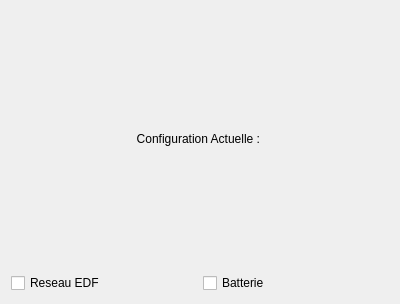
Scraptical/Projet_Solaire, file UartTest_v3/switch.ui: the form before one commit.
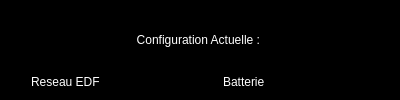
The form after the commit.

Commit message: color and powergauge

Patch:
```diff
--- a/UartTest_v3/switch.ui
+++ b/UartTest_v3/switch.ui
@@ -7,15 +7,223 @@
     <x>0</x>
     <y>0</y>
     <width>400</width>
-    <height>304</height>
+    <height>100</height>
    </rect>
   </property>
   <property name="windowTitle">
    <string>Dialog</string>
   </property>
+  <property name="styleSheet">
+   <string notr="true">background-color: rgb(0,0,0);
+border-color: rgb(0, 0, 0);
+</string>
+  </property>
   <layout class="QGridLayout" name="gridLayout">
    <item row="1" column="0">
     <widget class="QCheckBox" name="checkBox">
+     <property name="palette">
+      <palette>
+       <active>
+        <colorrole role="WindowText">
+         <brush brushstyle="SolidPattern">
+          <color alpha="255">
+           <red>255</red>
+           <green>255</green>
+           <blue>255</blue>
+          </color>
+         </brush>
+        </colorrole>
+        <colorrole role="Button">
+         <brush brushstyle="SolidPattern">
+          <color alpha="255">
+           <red>0</red>
+           <green>0</green>
+           <blue>0</blue>
+          </color>
+         </brush>
+        </colorrole>
+        <colorrole role="Text">
+         <brush brushstyle="SolidPattern">
+          <color alpha="255">
+           <red>255</red>
+           <green>255</green>
+           <blue>255</blue>
+          </color>
+         </brush>
+        </colorrole>
+        <colorrole role="ButtonText">
+         <brush brushstyle="SolidPattern">
+          <color alpha="255">
+           <red>255</red>
+           <green>255</green>
+           <blue>255</blue>
+          </color>
+         </brush>
+        </colorrole>
+        <colorrole role="Base">
+         <brush brushstyle="SolidPattern">
+          <color alpha="255">
+           <red>0</red>
+           <green>0</green>
+           <blue>0</blue>
+          </color>
+         </brush>
+        </colorrole>
+        <colorrole role="Window">
+         <brush brushstyle="SolidPattern">
+          <color alpha="255">
+           <red>0</red>
+           <green>0</green>
+           <blue>0</blue>
+          </color>
+         </brush>
+        </colorrole>
+        <colorrole role="PlaceholderText">
+         <brush brushstyle="SolidPattern">
+          <color alpha="128">
+           <red>255</red>
+           <green>255</green>
+           <blue>255</blue>
+          </color>
+         </brush>
+        </colorrole>
+       </active>
+       <inactive>
+        <colorrole role="WindowText">
+         <brush brushstyle="SolidPattern">
+          <color alpha="255">
+           <red>255</red>
+           <green>255</green>
+           <blue>255</blue>
+          </color>
+         </brush>
+        </colorrole>
+        <colorrole role="Button">
+         <brush brushstyle="SolidPattern">
+          <color alpha="255">
+           <red>0</red>
+           <green>0</green>
+           <blue>0</blue>
+          </color>
+         </brush>
+        </colorrole>
+        <colorrole role="Text">
+         <brush brushstyle="SolidPattern">
+          <color alpha="255">
+           <red>255</red>
+           <green>255</green>
+           <blue>255</blue>
+          </color>
+         </brush>
+        </colorrole>
+        <colorrole role="ButtonText">
+         <brush brushstyle="SolidPattern">
+          <color alpha="255">
+           <red>255</red>
+           <green>255</green>
+           <blue>255</blue>
+          </color>
+         </brush>
+        </colorrole>
+        <colorrole role="Base">
+         <brush brushstyle="SolidPattern">
+          <color alpha="255">
+           <red>0</red>
+           <green>0</green>
+           <blue>0</blue>
+          </color>
+         </brush>
+        </colorrole>
+        <colorrole role="Window">
+         <brush brushstyle="SolidPattern">
+          <color alpha="255">
+           <red>0</red>
+           <green>0</green>
+           <blue>0</blue>
+          </color>
+         </brush>
+        </colorrole>
+        <colorrole role="PlaceholderText">
+         <brush brushstyle="SolidPattern">
+          <color alpha="128">
+           <red>255</red>
+           <green>255</green>
+           <blue>255</blue>
+          </color>
+         </brush>
+        </colorrole>
+       </inactive>
+       <disabled>
+        <colorrole role="WindowText">
+         <brush brushstyle="SolidPattern">
+          <color alpha="255">
+           <red>255</red>
+           <green>255</green>
+           <blue>255</blue>
+          </color>
+         </brush>
+        </colorrole>
+        <colorrole role="Button">
+         <brush brushstyle="SolidPattern">
+          <color alpha="255">
+           <red>0</red>
+           <green>0</green>
+           <blue>0</blue>
+          </color>
+         </brush>
+        </colorrole>
+        <colorrole role="Text">
+         <brush brushstyle="SolidPattern">
+          <color alpha="255">
+           <red>255</red>
+           <green>255</green>
+           <blue>255</blue>
+          </color>
+         </brush>
+        </colorrole>
+        <colorrole role="ButtonText">
+         <brush brushstyle="SolidPattern">
+          <color alpha="255">
+           <red>255</red>
+           <green>255</green>
+           <blue>255</blue>
+          </color>
+         </brush>
+        </colorrole>
+        <colorrole role="Base">
+         <brush brushstyle="SolidPattern">
+          <color alpha="255">
+           <red>0</red>
+           <green>0</green>
+           <blue>0</blue>
+          </color>
+         </brush>
+        </colorrole>
+        <colorrole role="Window">
+         <brush brushstyle="SolidPattern">
+          <color alpha="255">
+           <red>0</red>
+           <green>0</green>
+           <blue>0</blue>
+          </color>
+         </brush>
+        </colorrole>
+        <colorrole role="PlaceholderText">
+         <brush brushstyle="SolidPattern">
+          <color alpha="128">
+           <red>255</red>
+           <green>255</green>
+           <blue>255</blue>
+          </color>
+         </brush>
+        </colorrole>
+       </disabled>
+      </palette>
+     </property>
+     <property name="styleSheet">
+      <string notr="true">color: rgb(255,255,255)
+</string>
+     </property>
      <property name="text">
       <string>Reseau EDF</string>
      </property>
@@ -30,6 +238,209 @@
    </item>
    <item row="0" column="0" colspan="2">
     <widget class="QLabel" name="label_3">
+     <property name="palette">
+      <palette>
+       <active>
+        <colorrole role="WindowText">
+         <brush brushstyle="SolidPattern">
+          <color alpha="255">
+           <red>255</red>
+           <green>255</green>
+           <blue>255</blue>
+          </color>
+         </brush>
+        </colorrole>
+        <colorrole role="Button">
+         <brush brushstyle="SolidPattern">
+          <color alpha="255">
+           <red>0</red>
+           <green>0</green>
+           <blue>0</blue>
+          </color>
+         </brush>
+        </colorrole>
+        <colorrole role="Text">
+         <brush brushstyle="SolidPattern">
+          <color alpha="255">
+           <red>255</red>
+           <green>255</green>
+           <blue>255</blue>
+          </color>
+         </brush>
+        </colorrole>
+        <colorrole role="ButtonText">
+         <brush brushstyle="SolidPattern">
+          <color alpha="255">
+           <red>255</red>
+           <green>255</green>
+           <blue>255</blue>
+          </color>
+         </brush>
+        </colorrole>
+        <colorrole role="Base">
+         <brush brushstyle="SolidPattern">
+          <color alpha="255">
+           <red>0</red>
+           <green>0</green>
+           <blue>0</blue>
+          </color>
+         </brush>
+        </colorrole>
+        <colorrole role="Window">
+         <brush brushstyle="SolidPattern">
+          <color alpha="255">
+           <red>0</red>
+           <green>0</green>
+           <blue>0</blue>
+          </color>
+         </brush>
+        </colorrole>
+        <colorrole role="PlaceholderText">
+         <brush brushstyle="SolidPattern">
+          <color alpha="128">
+           <red>255</red>
+           <green>255</green>
+           <blue>255</blue>
+          </color>
+         </brush>
+        </colorrole>
+       </active>
+       <inactive>
+        <colorrole role="WindowText">
+         <brush brushstyle="SolidPattern">
+          <color alpha="255">
+           <red>255</red>
+           <green>255</green>
+           <blue>255</blue>
+          </color>
+         </brush>
+        </colorrole>
+        <colorrole role="Button">
+         <brush brushstyle="SolidPattern">
+          <color alpha="255">
+           <red>0</red>
+           <green>0</green>
+           <blue>0</blue>
+          </color>
+         </brush>
+        </colorrole>
+        <colorrole role="Text">
+         <brush brushstyle="SolidPattern">
+          <color alpha="255">
+           <red>255</red>
+           <green>255</green>
+           <blue>255</blue>
+          </color>
+         </brush>
+        </colorrole>
+        <colorrole role="ButtonText">
+         <brush brushstyle="SolidPattern">
+          <color alpha="255">
+           <red>255</red>
+           <green>255</green>
+           <blue>255</blue>
+          </color>
+         </brush>
+        </colorrole>
+        <colorrole role="Base">
+         <brush brushstyle="SolidPattern">
+          <color alpha="255">
+           <red>0</red>
+           <green>0</green>
+           <blue>0</blue>
+          </color>
+         </brush>
+        </colorrole>
+        <colorrole role="Window">
+         <brush brushstyle="SolidPattern">
+          <color alpha="255">
+           <red>0</red>
+           <green>0</green>
+           <blue>0</blue>
+          </color>
+         </brush>
+        </colorrole>
+        <colorrole role="PlaceholderText">
+         <brush brushstyle="SolidPattern">
+          <color alpha="128">
+           <red>255</red>
+           <green>255</green>
+           <blue>255</blue>
+          </color>
+         </brush>
+        </colorrole>
+       </inactive>
+       <disabled>
+        <colorrole role="WindowText">
+         <brush brushstyle="SolidPattern">
+          <color alpha="255">
+           <red>255</red>
+           <green>255</green>
+           <blue>255</blue>
+          </color>
+         </brush>
+        </colorrole>
+        <colorrole role="Button">
+         <brush brushstyle="SolidPattern">
+          <color alpha="255">
+           <red>0</red>
+           <green>0</green>
+           <blue>0</blue>
+          </color>
+         </brush>
+        </colorrole>
+        <colorrole role="Text">
+         <brush brushstyle="SolidPattern">
+          <color alpha="255">
+           <red>255</red>
+           <green>255</green>
+           <blue>255</blue>
+          </color>
+         </brush>
+        </colorrole>
+        <colorrole role="ButtonText">
+         <brush brushstyle="SolidPattern">
+          <color alpha="255">
+           <red>255</red>
+           <green>255</green>
+           <blue>255</blue>
+          </color>
+         </brush>
+        </colorrole>
+        <colorrole role="Base">
+         <brush brushstyle="SolidPattern">
+          <color alpha="255">
+           <red>0</red>
+           <green>0</green>
+           <blue>0</blue>
+          </color>
+         </brush>
+        </colorrole>
+        <colorrole role="Window">
+         <brush brushstyle="SolidPattern">
+          <color alpha="255">
+           <red>0</red>
+           <green>0</green>
+           <blue>0</blue>
+          </color>
+         </brush>
+        </colorrole>
+        <colorrole role="PlaceholderText">
+         <brush brushstyle="SolidPattern">
+          <color alpha="128">
+           <red>255</red>
+           <green>255</green>
+           <blue>255</blue>
+          </color>
+         </brush>
+        </colorrole>
+       </disabled>
+      </palette>
+     </property>
+     <property name="styleSheet">
+      <string notr="true">color: rgb(255,255,255);
+font: 20pt &quot;Sans Serif&quot;;</string>
+     </property>
      <property name="text">
       <string>Configuration Actuelle : </string>
      </property>
@@ -38,6 +449,217 @@
      </property>
     </widget>
    </item>
+   <item row="1" column="1">
+    <widget class="QCheckBox" name="checkBox_2">
+     <property name="palette">
+      <palette>
+       <active>
+        <colorrole role="WindowText">
+         <brush brushstyle="SolidPattern">
+          <color alpha="255">
+           <red>255</red>
+           <green>255</green>
+           <blue>255</blue>
+          </color>
+         </brush>
+        </colorrole>
+        <colorrole role="Button">
+         <brush brushstyle="SolidPattern">
+          <color alpha="255">
+           <red>0</red>
+           <green>0</green>
+           <blue>0</blue>
+          </color>
+         </brush>
+        </colorrole>
+        <colorrole role="Text">
+         <brush brushstyle="SolidPattern">
+          <color alpha="255">
+           <red>255</red>
+           <green>255</green>
+           <blue>255</blue>
+          </color>
+         </brush>
+        </colorrole>
+        <colorrole role="ButtonText">
+         <brush brushstyle="SolidPattern">
+          <color alpha="255">
+           <red>255</red>
+           <green>255</green>
+           <blue>255</blue>
+          </color>
+         </brush>
+        </colorrole>
+        <colorrole role="Base">
+         <brush brushstyle="SolidPattern">
+          <color alpha="255">
+           <red>0</red>
+           <green>0</green>
+           <blue>0</blue>
+          </color>
+         </brush>
+        </colorrole>
+        <colorrole role="Window">
+         <brush brushstyle="SolidPattern">
+          <color alpha="255">
+           <red>0</red>
+           <green>0</green>
+           <blue>0</blue>
+          </color>
+         </brush>
+        </colorrole>
+        <colorrole role="PlaceholderText">
+         <brush brushstyle="SolidPattern">
+          <color alpha="128">
+           <red>255</red>
+           <green>255</green>
+           <blue>255</blue>
+          </color>
+         </brush>
+        </colorrole>
+       </active>
+       <inactive>
+        <colorrole role="WindowText">
+         <brush brushstyle="SolidPattern">
+          <color alpha="255">
+           <red>255</red>
+           <green>255</green>
+           <blue>255</blue>
+          </color>
+         </brush>
+        </colorrole>
+        <colorrole role="Button">
+         <brush brushstyle="SolidPattern">
+          <color alpha="255">
+           <red>0</red>
+           <green>0</green>
+           <blue>0</blue>
+          </color>
+         </brush>
+        </colorrole>
+        <colorrole role="Text">
+         <brush brushstyle="SolidPattern">
+          <color alpha="255">
+           <red>255</red>
+           <green>255</green>
+           <blue>255</blue>
+          </color>
+         </brush>
+        </colorrole>
+        <colorrole role="ButtonText">
+         <brush brushstyle="SolidPattern">
+          <color alpha="255">
+           <red>255</red>
+           <green>255</green>
+           <blue>255</blue>
+          </color>
+         </brush>
+        </colorrole>
+        <colorrole role="Base">
+         <brush brushstyle="SolidPattern">
+          <color alpha="255">
+           <red>0</red>
+           <green>0</green>
+           <blue>0</blue>
+          </color>
+         </brush>
+        </colorrole>
+        <colorrole role="Window">
+         <brush brushstyle="SolidPattern">
+          <color alpha="255">
+           <red>0</red>
+           <green>0</green>
+           <blue>0</blue>
+          </color>
+         </brush>
+        </colorrole>
+        <colorrole role="PlaceholderText">
+         <brush brushstyle="SolidPattern">
+          <color alpha="128">
+           <red>255</red>
+           <green>255</green>
+           <blue>255</blue>
+          </color>
+         </brush>
+        </colorrole>
+       </inactive>
+       <disabled>
+        <colorrole role="WindowText">
+         <brush brushstyle="SolidPattern">
+          <color alpha="255">
+           <red>255</red>
+           <green>255</green>
+           <blue>255</blue>
+          </color>
+         </brush>
+        </colorrole>
+        <colorrole role="Button">
+         <brush brushstyle="SolidPattern">
+          <color alpha="255">
+           <red>0</red>
+           <green>0</green>
+           <blue>0</blue>
+          </color>
+         </brush>
+        </colorrole>
+        <colorrole role="Text">
+         <brush brushstyle="SolidPattern">
+          <color alpha="255">
+           <red>255</red>
+           <green>255</green>
+           <blue>255</blue>
+          </color>
+         </brush>
+        </colorrole>
+        <colorrole role="ButtonText">
+         <brush brushstyle="SolidPattern">
+          <color alpha="255">
+           <red>255</red>
+           <green>255</green>
+           <blue>255</blue>
+          </color>
+         </brush>
+        </colorrole>
+        <colorrole role="Base">
+         <brush brushstyle="SolidPattern">
+          <color alpha="255">
+           <red>0</red>
+           <green>0</green>
+           <blue>0</blue>
+          </color>
+         </brush>
+        </colorrole>
+        <colorrole role="Window">
+         <brush brushstyle="SolidPattern">
+          <color alpha="255">
+           <red>0</red>
+           <green>0</green>
+           <blue>0</blue>
+          </color>
+         </brush>
+        </colorrole>
+        <colorrole role="PlaceholderText">
+         <brush brushstyle="SolidPattern">
+          <color alpha="128">
+           <red>255</red>
+           <green>255</green>
+           <blue>255</blue>
+          </color>
+         </brush>
+        </colorrole>
+       </disabled>
+      </palette>
+     </property>
+     <property name="styleSheet">
+      <string notr="true">color: rgb(255,255,255)
+
+</string>
+     </property>
+     <property name="text">
+      <string>Batterie</string>
+     </property>
+    </widget>
+   </item>
   </layout>
  </widget>
  <resources/>
```
Left out of the diff: 7 changed lines with no effect on the pictures. The commit also changes 35 other files.
